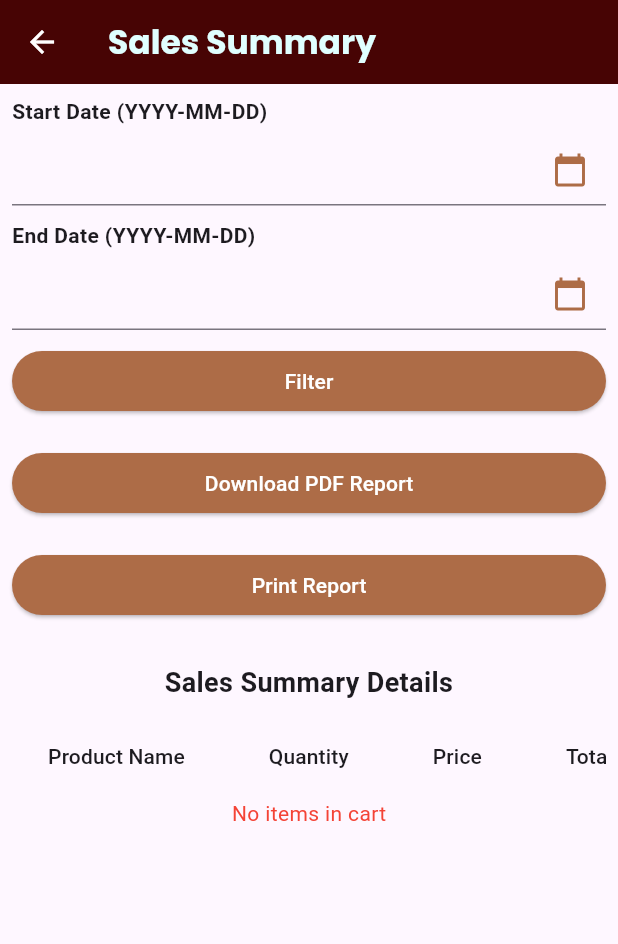
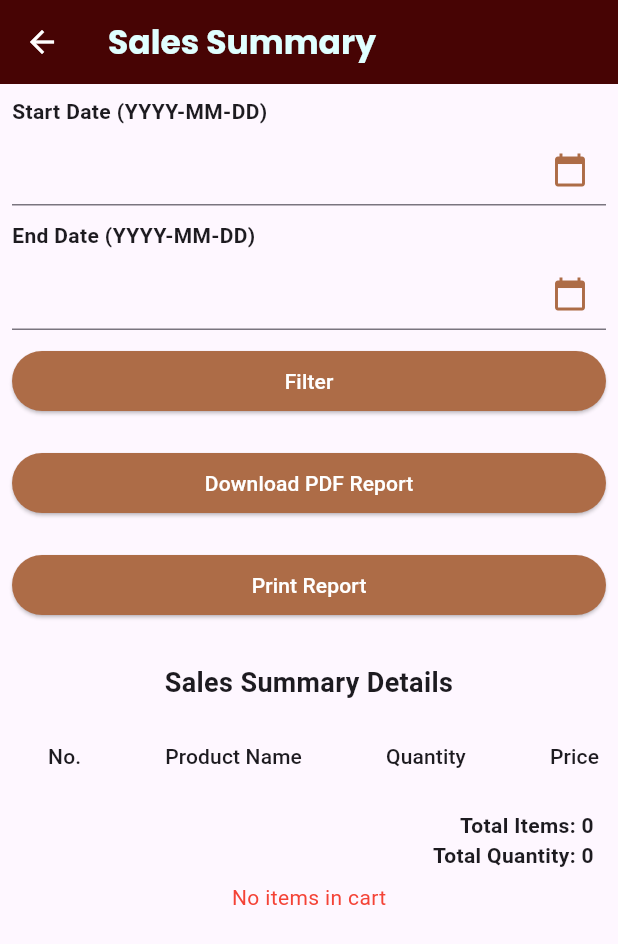
Before and after one commit to MobileSamadhi/New_Restaurant, a Flutter app: the SalesSummaryPage screen opened directly, after a tap on "Print Report", on a phone screen of 412 x 824 dp. Shown: the top 944 px of the screen. Run offline on Flutter 3.47's test engine with Material 3 defaults, Android fonts, the phone set to English and light mode, and no system bars; our stand-ins replace google_fonts, image_picker, printing, sqflite; missing offline and left inert: blue_thermal_printer; accounts and stored records are empty.

Commit message:
added new changes in report page commit

```diff
--- a/lib/Views/report.dart
+++ b/lib/Views/report.dart
@@ -161,19 +161,28 @@ class _SalesSummaryPageState extends State<SalesSummaryPage> {
               pw.Table.fromTextArray(
                 context: context,
                 data: <List<String>>[
-                  <String>['Product ID', 'Product Name', 'Quantity', 'Price', 'Total Price', 'Date', 'Time'],
-                  ...cartItems.map((item) => [
+                  <String>['No.', 'Product ID', 'Product Name', 'Quantity', 'Price', 'Total Price', 'Date', 'Time'],
+                  ...cartItems.asMap().entries.map((entry) {
+                    int index = entry.key + 1;
+                    var item = entry.value;
+                    return [
+                      index.toString(),
                       item['productId'].toString(),
-                    item['productName'],
+                      item['productName'].toString(),
                       item['quantity'].toString(),
                       item['price'].toString(),
                       (item['price'] * item['quantity']).toStringAsFixed(2),
-                    item['date'],
-                    item['time'],
-                  ])
+                      item['date'].toString(),
+                      item['time'].toString(),
+                    ];
+                  }).map((item) => item.map((e) => e.toString()).toList()).toList(),  // Convert each item to List<String>
                 ],
               ),
               pw.SizedBox(height: 20),
+              pw.Text(
+                'Total Items: ${cartItems.length}',
+                style: pw.TextStyle(fontSize: 16, fontWeight: pw.FontWeight.bold),
+              ),
               pw.Text(
                 'Total Quantity: ${cartItems.fold<int>(0, (sum, item) => sum + (item['quantity'] as int))}',
                 style: pw.TextStyle(fontSize: 16, fontWeight: pw.FontWeight.bold),
@@ -224,22 +233,24 @@ class _SalesSummaryPageState extends State<SalesSummaryPage> {
     bluetooth.printCustom(addRightMargin("------------------------------------------", totalWidth: 42), 1, 1);
     bluetooth.printNewLine();
 
-    bluetooth.printCustom("Product Name     Qty     Price     Total", 1, 1);
+    bluetooth.printCustom("No.  Product Name     Qty     Price     Total", 1, 1);
     bluetooth.printCustom("------------------------------------------", 1, 1);
 
     final mergedItems = mergeCartItems(cartItems);
-    for (var item in mergedItems) {
+    for (var i = 0; i < mergedItems.length; i++) {
+      var item = mergedItems[i];
       String name = item['productName'];
       int quantity = item['quantity'];
       double price = item['price'];
       double total = item['totalPrice'];
 
-      String itemLine = formatLine(name, quantity.toString(), price.toStringAsFixed(2), total.toStringAsFixed(2));
+      String itemLine = formatLine((i + 1).toString(), name, quantity.toString(), price.toStringAsFixed(2), total.toStringAsFixed(2));
       bluetooth.printCustom(itemLine, 1, 1);
     }
 
     bluetooth.printCustom("------------------------------------------", 1, 1);
     bluetooth.printNewLine();
+    bluetooth.printCustom("Total Items: ${mergedItems.length}", 1, 1);
     bluetooth.printCustom("Total Quantity: ${mergedItems.fold<int>(0, (sum, item) => sum + (item['quantity'] as int))}", 1, 1);
     bluetooth.printCustom("Total Sales: ${mergedItems.fold<double>(0, (sum, item) => sum + item['totalPrice']).toStringAsFixed(2)}", 1, 1);
     bluetooth.printNewLine();
@@ -253,18 +264,20 @@ class _SalesSummaryPageState extends State<SalesSummaryPage> {
     bluetooth.paperCut();
   }
 
-  String formatLine(String name, String qty, String price, String total) {
+  String formatLine(String no, String name, String qty, String price, String total) {
+    const int noWidth = 4;
     const int nameWidth = 12;
     const int qtyWidth = 6;
     const int priceWidth = 9;
     const int totalWidth = 10;
 
+    String paddedNo = no.padRight(noWidth);
     String paddedName = (name.length > nameWidth) ? name.substring(0, nameWidth) : name.padRight(nameWidth);
     String paddedQty = qty.padLeft(qtyWidth);
     String paddedPrice = price.padLeft(priceWidth);
     String paddedTotal = total.padLeft(totalWidth);
 
-    return '$paddedName$paddedQty$paddedPrice$paddedTotal';
+    return '$paddedNo$paddedName$paddedQty$paddedPrice$paddedTotal';
   }
 
   List<Map<String, dynamic>> mergeCartItems(List<Map<String, dynamic>> items) {
@@ -446,10 +459,13 @@ class SalesSummaryTable extends StatelessWidget {
   Widget build(BuildContext context) {
     final mergedItems = mergeCartItems(cartItems);
 
-    return SingleChildScrollView(
+    return Column(
+      children: [
+        SingleChildScrollView(
           scrollDirection: Axis.horizontal,
           child: DataTable(
             columns: [
+              DataColumn(label: Text('No.')),
               DataColumn(label: Text('Product Name')),
               DataColumn(label: Text('Quantity')),
               DataColumn(label: Text('Price')),
@@ -457,7 +473,9 @@ class SalesSummaryTable extends StatelessWidget {
               DataColumn(label: Text('Date')),
               DataColumn(label: Text('Time')),
             ],
-        rows: mergedItems.map((item) {
+            rows: mergedItems.asMap().entries.map((entry) {
+              int index = entry.key + 1;
+              var item = entry.value;
               final productName = item['productName'] ?? 'Unknown Product';
               final quantity = item['quantity'] ?? 0;
               final price = item['price'] ?? 0.0;
@@ -466,6 +484,7 @@ class SalesSummaryTable extends StatelessWidget {
               final time = item['time'] ?? '';
 
               return DataRow(cells: [
+                DataCell(Text(index.toString())),
                 DataCell(Text(productName)),
                 DataCell(Text(quantity.toString())),
                 DataCell(Text(price.toStringAsFixed(2))),
@@ -475,6 +494,26 @@ class SalesSummaryTable extends StatelessWidget {
               ]);
             }).toList(),
           ),
+        ),
+        Padding(
+          padding: const EdgeInsets.all(8.0),
+          child: Column(
+            crossAxisAlignment: CrossAxisAlignment.stretch,
+            children: [
+              Text(
+                'Total Items: ${mergedItems.length}',
+                style: TextStyle(fontWeight: FontWeight.bold),
+                textAlign: TextAlign.end,
+              ),
+              Text(
+                'Total Quantity: ${mergedItems.fold<int>(0, (sum, item) => sum + (item['quantity'] as int))}',
+                style: TextStyle(fontWeight: FontWeight.bold),
+                textAlign: TextAlign.end,
+              ),
+            ],
+          ),
+        ),
+      ],
     );
   }
 }
```
Lines whose indentation alone changed are shown as unchanged.
